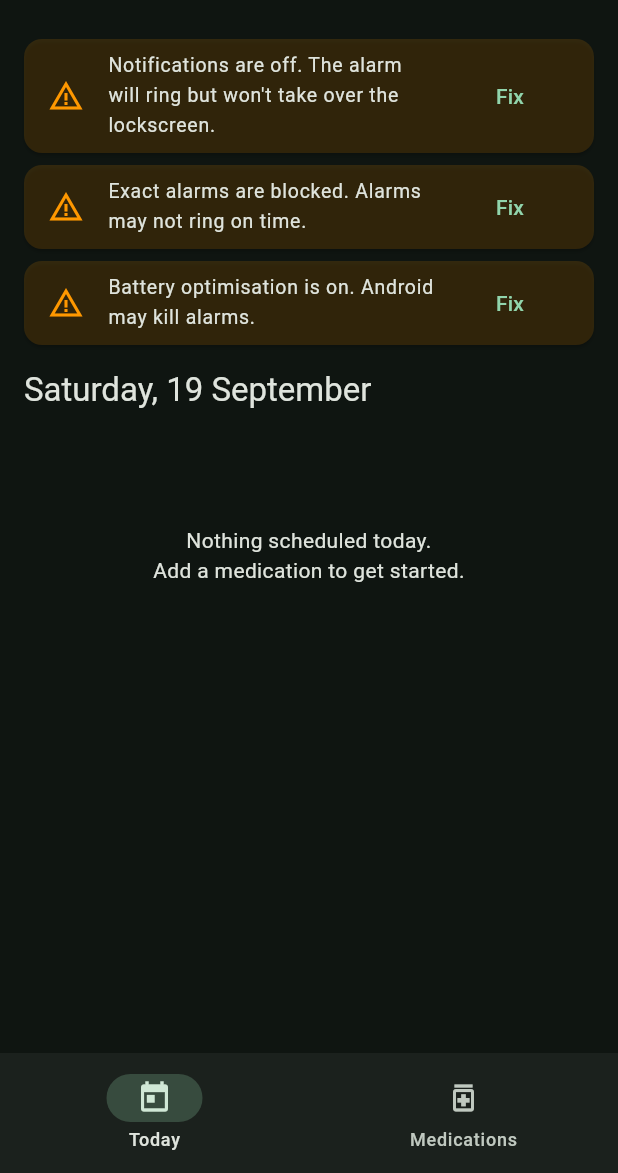
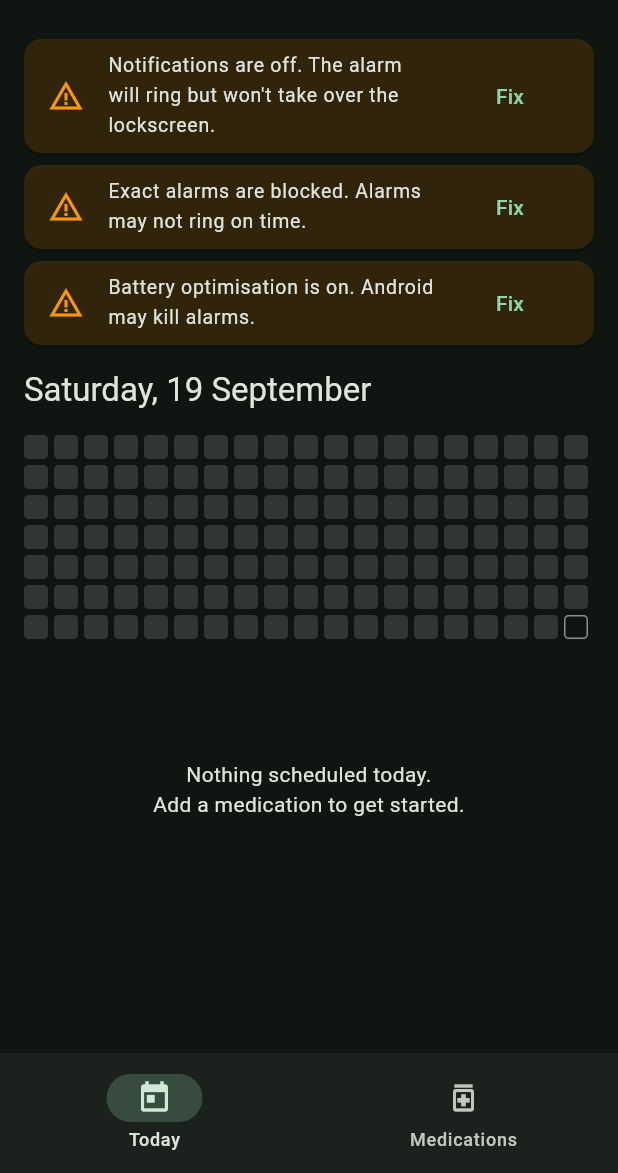
Before and after one commit to SusieeTheLinuxUser/dosekeeper, a Flutter app: the screen it shows after launch, after a tap on "Fix", on a phone screen of 412 x 824 dp, the part 63-1236 px from its top. Run offline on Flutter 3.47's test engine with Material 3 defaults, Android fonts, the phone set to English and light mode, and no system bars; our stand-ins replace sqflite; accounts and stored records are empty.

Commit message:
Add GitHub-style adherence grid to the Today screen
One column per week, one row per weekday, coloured by that day's
taken/total ratio. Fixed a real bug in DoseDatabase.dailyAdherence()
along the way: it counted a dose against a day's total the instant it
was materialised, before its scheduled time arrived, so today showed
as fully missed hours before any dose was even due. Doses whose time
hasn't come yet are now excluded from the count entirely. Caught by
looking at a device screenshot, not just analyze/test output.

```diff
--- a/lib/data/database.dart
+++ b/lib/data/database.dart
@@ -160,6 +160,9 @@ class DoseDatabase {
     final now = DateTime.now();
     final out = <DateTime, ({int taken, int total})>{};
     for (final d in doses) {
+      // A dose that hasn't reached its scheduled time yet isn't missed or taken --
+      // it just hasn't happened. Don't let it drag today's ratio down before it's due.
+      if (d.scheduledAt.isAfter(now)) continue;
       final day = DateTime(d.scheduledAt.year, d.scheduledAt.month, d.scheduledAt.day);
       final prev = out[day] ?? (taken: 0, total: 0);
       final counted = d.effectiveStatus(now) == DoseStatus.taken;
--- /dev/null
+++ b/lib/ui/adherence_grid.dart
@@ -0,0 +1,88 @@
+import 'package:flutter/material.dart';
+
+/// GitHub-style contribution grid: one column per week, one row per weekday,
+/// coloured by how many of that day's doses were taken.
+class AdherenceGrid extends StatelessWidget {
+  const AdherenceGrid({super.key, required this.data, required this.today});
+
+  final Map<DateTime, ({int taken, int total})> data;
+  final DateTime today;
+
+  static const _cell = 16.0;
+  static const _gap = 4.0;
+
+  @override
+  Widget build(BuildContext context) {
+    return LayoutBuilder(
+      builder: (context, constraints) {
+        final weeks =
+            ((constraints.maxWidth + _gap) / (_cell + _gap)).floor().clamp(4, 26);
+        final weekStart = mondayOf(today).subtract(Duration(days: 7 * (weeks - 1)));
+
+        return SizedBox(
+          height: 7 * _cell + 6 * _gap,
+          child: Row(
+            crossAxisAlignment: CrossAxisAlignment.start,
+            children: [
+              for (var w = 0; w < weeks; w++)
+                Padding(
+                  padding: EdgeInsets.only(right: w == weeks - 1 ? 0 : _gap),
+                  child: Column(
+                    children: [
+                      for (var d = 0; d < 7; d++)
+                        Padding(
+                          padding: EdgeInsets.only(bottom: d == 6 ? 0 : _gap),
+                          child: _daySquare(
+                            context,
+                            weekStart.add(Duration(days: 7 * w + d)),
+                          ),
+                        ),
+                    ],
+                  ),
+                ),
+            ],
+          ),
+        );
+      },
+    );
+  }
+
+  Widget _daySquare(BuildContext context, DateTime day) {
+    final entry = data[DateTime(day.year, day.month, day.day)];
+    final isFuture = day.isAfter(today);
+    return Tooltip(
+      message: isFuture || entry == null
+          ? _fmt(day)
+          : '${_fmt(day)}: ${entry.taken}/${entry.total} taken',
+      child: Container(
+        width: _cell,
+        height: _cell,
+        decoration: BoxDecoration(
+          color: isFuture ? Colors.transparent : _colorFor(context, entry),
+          borderRadius: BorderRadius.circular(3),
+          border: isFuture
+              ? Border.all(color: Theme.of(context).dividerColor, width: 1)
+              : null,
+        ),
+      ),
+    );
+  }
+
+  Color _colorFor(BuildContext context, ({int taken, int total})? entry) {
+    final base = Theme.of(context).colorScheme.surfaceContainerHighest;
+    if (entry == null || entry.total == 0) return base;
+    if (entry.taken == 0) return Colors.redAccent.withValues(alpha: 0.5);
+    const green = Color(0xFF6EE7A8);
+    final ratio = entry.taken / entry.total;
+    return Color.lerp(base, green, 0.25 + 0.75 * ratio)!;
+  }
+
+  /// The Monday on or before [day], so week columns always start Monday
+  /// regardless of which weekday [day] itself falls on.
+  static DateTime mondayOf(DateTime day) =>
+      DateTime(day.year, day.month, day.day)
+          .subtract(Duration(days: day.weekday - 1));
+
+  static String _fmt(DateTime d) =>
+      '${d.year}-${d.month.toString().padLeft(2, '0')}-${d.day.toString().padLeft(2, '0')}';
+}
--- a/lib/ui/today_page.dart
+++ b/lib/ui/today_page.dart
@@ -5,6 +5,7 @@ import '../data/database.dart';
 import '../models/medication.dart';
 import '../services/alarm_bridge.dart';
 import '../services/scheduler.dart';
+import 'adherence_grid.dart';
 
 class TodayPage extends StatefulWidget {
   const TodayPage({super.key, required this.scheduler});
@@ -21,6 +22,7 @@ class TodayPageState extends State<TodayPage> {
   bool _exactOk = true;
   bool _batteryOk = true;
   bool _notificationsOk = true;
+  Map<DateTime, ({int taken, int total})> _adherence = {};
 
   @override
   void initState() {
@@ -40,6 +42,10 @@ class TodayPageState extends State<TodayPage> {
     final exact = await AlarmBridge.canScheduleExact();
     final battery = await AlarmBridge.isIgnoringBatteryOptimizations();
     final notifications = await AlarmBridge.hasNotificationPermission();
+    final adherence = await _db.dailyAdherence(
+      start.subtract(const Duration(days: 26 * 7)),
+      start.add(const Duration(days: 1)),
+    );
 
     if (!mounted) return;
     setState(() {
@@ -51,6 +57,7 @@ class TodayPageState extends State<TodayPage> {
       _exactOk = exact;
       _batteryOk = battery;
       _notificationsOk = notifications;
+      _adherence = adherence;
       _loading = false;
     });
   }
@@ -115,6 +122,8 @@ class TodayPageState extends State<TodayPage> {
             style: Theme.of(context).textTheme.titleLarge,
           ),
           const SizedBox(height: 16),
+          AdherenceGrid(data: _adherence, today: DateTime(now.year, now.month, now.day)),
+          const SizedBox(height: 20),
           if (_items.isEmpty)
             const Padding(
               padding: EdgeInsets.only(top: 60),
```
Also changed, not shown: 4 other files.
